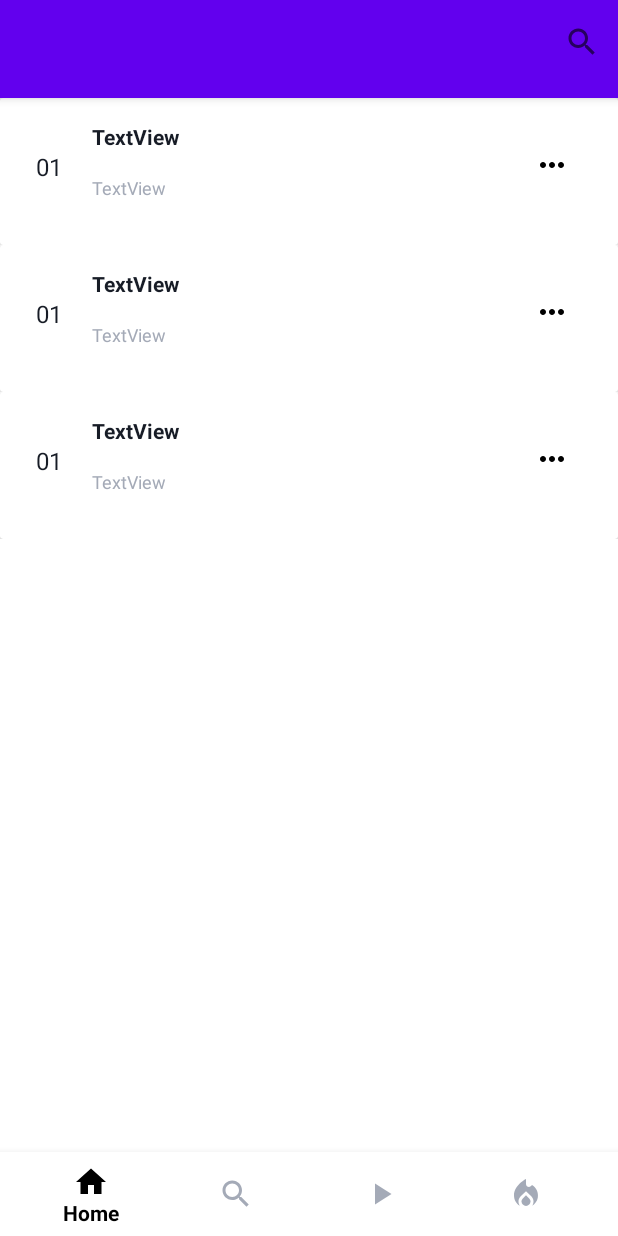
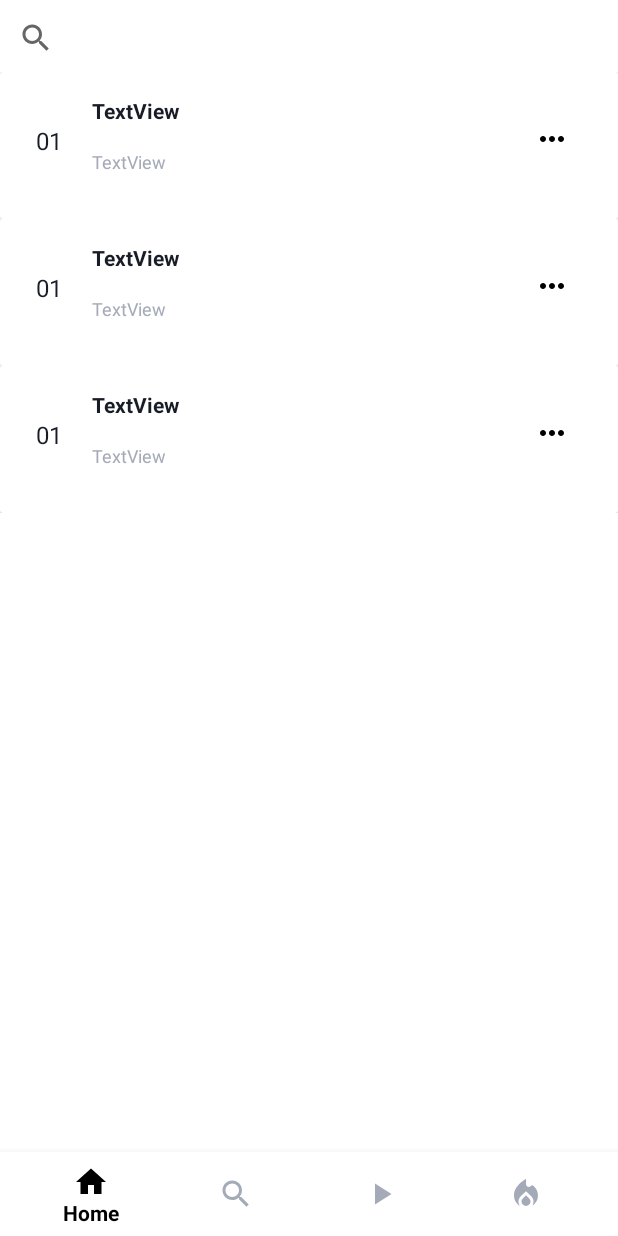
Before and after one commit to ZuKerNo1/App_Music, an Android app: the layout activity_search.xml on its own in the app's theme, with its tools: preview values and no code run, on a phone screen of 412 x 824 dp. Run offline under Robolectric (Android 15) with nearby library versions, the phone set to English and light mode, and no system bars.

Commit message:
update and fix search

```diff
--- a/app/src/main/java/com/example/musicapp/HotListActivity.java
+++ b/app/src/main/java/com/example/musicapp/HotListActivity.java
@@ -37,7 +37,7 @@ public class HotListActivity extends AppCompatActivity {
         recyclerView = findViewById(R.id.recyclerView);
 
         //Lấy dữ liệu từ FireBase
-        databaseReference = FirebaseDatabase.getInstance().getReference("song");
+        databaseReference = FirebaseDatabase.getInstance().getReference("song_gg");
         recyclerView.setHasFixedSize(true);
         recyclerView.setLayoutManager(new LinearLayoutManager(this));
 
--- a/app/src/main/res/layout/activity_search.xml
+++ b/app/src/main/res/layout/activity_search.xml
@@ -23,26 +23,18 @@
         android:id="@+id/recyclerViewSearch"
         android:layout_width="match_parent"
         android:layout_height="0dp"
-        android:layout_marginTop="65dp"
+        android:layout_marginTop="48dp"
         app:layout_constraintBottom_toTopOf="@+id/bottomNav"
         app:layout_constraintEnd_toEndOf="parent"
         app:layout_constraintStart_toStartOf="parent"
-        app:layout_constraintTop_toTopOf="@+id/appbar"
-        tools:listitem="@layout/row_library" />
+        app:layout_constraintTop_toTopOf="@+id/textSearchView"
+        tools:listitem="@layout/row_library"
+        />
 
-    <com.google.android.material.appbar.AppBarLayout
-        android:id="@+id/appbar"
-        android:layout_width="0dp"
-        android:layout_height="@dimen/_50sdp"
-        app:layout_constraintTop_toTopOf="parent"
-        app:layout_constraintStart_toStartOf="parent"
-        app:layout_constraintEnd_toEndOf="parent">
-        <androidx.appcompat.widget.Toolbar
-            android:id="@+id/toolbar"
-            android:layout_width="match_parent"
-            android:layout_height="@dimen/_50sdp"
-            app:menu="@menu/search_btn">
-        </androidx.appcompat.widget.Toolbar>
-    </com.google.android.material.appbar.AppBarLayout>
+    <androidx.appcompat.widget.SearchView
+        android:id="@+id/textSearchView"
+        android:layout_width="match_parent"
+        android:layout_height="50dp"
+        tools:ignore="MissingConstraints"></androidx.appcompat.widget.SearchView>
 
 </androidx.constraintlayout.widget.ConstraintLayout>
--- a/app/src/main/res/menu/search_btn.xml
+++ b/app/src/main/res/menu/search_btn.xml
@@ -5,7 +5,7 @@
         android:id="@+id/searchBtn"
         android:title="Search"
         android:icon="@drawable/ic_search"
-        app:showAsAction="always"
+        app:showAsAction="ifRoom|collapseActionView"
         app:actionViewClass="android.widget.SearchView">
     </item>
 </menu>
```
Also changed, not shown: app/src/main/java/com/example/musicapp/Adapter/SongAdapter.java (+8 -3 lines), app/src/main/java/com/example/musicapp/DetailSongActivity.java (+4 -3 lines), app/src/main/java/com/example/musicapp/LibraryActivity.java (+51 -51 lines), app/src/main/java/com/example/musicapp/SearchActivity.java (+29 -35 lines), app/src/main/res/layout/activity_hot_list.xml (+14 -14 lines), app/src/main/res/layout/activity_library.xml (+14 -14 lines).
